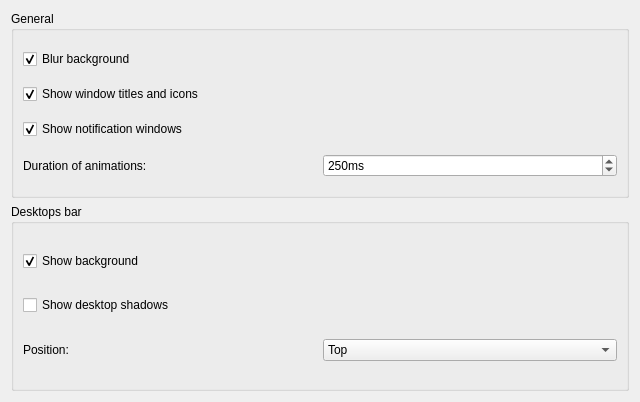
First picture: the form in contents/ui/config.ui, repository tcorreabr/Parachute, before the edit.
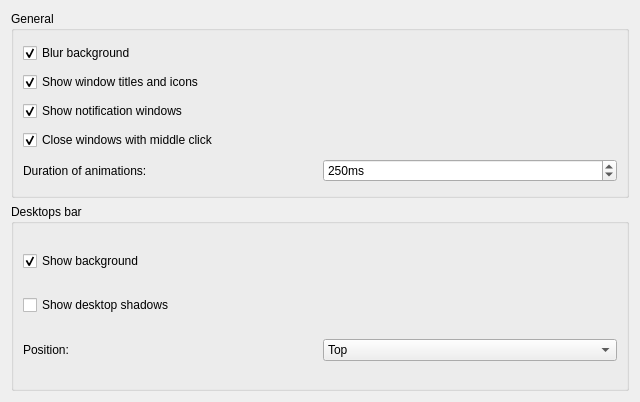
Second picture: the form after the edit.

Commit message:
Close windows with middle mouse button made optional (#62)
* Option to disallow close window with middle click

By default, a click with the middle mouse button allows to close windows.
Accidental middle clicks are quite frequent, mostly if this script is
combined with gestures.

This commit adds an option that allows to disable the default behavior.
It is still enabled by default.

* Fixed indentation in main.xml

* Update ScreenComponent.qml

```diff
--- a/contents/ui/config.ui
+++ b/contents/ui/config.ui
@@ -48,13 +48,23 @@
        </widget>
       </item>
       <item row="3" column="0">
+       <widget class="QCheckBox" name="kcfg_closeOnMiddleClick">
+        <property name="text">
+         <string>Close windows with middle click</string>
+        </property>
+        <property name="checked">
+         <bool>true</bool>
+        </property>
+       </widget>
+      </item>
+      <item row="4" column="0">
        <widget class="QLabel" name="label">
         <property name="text">
          <string>Duration of animations:</string>
         </property>
        </widget>
       </item>
-      <item row="3" column="1">
+      <item row="4" column="1">
        <widget class="QSpinBox" name="kcfg_animationsDuration">
         <property name="suffix">
          <string>ms</string>
```
The commit also changes 2 other files.
